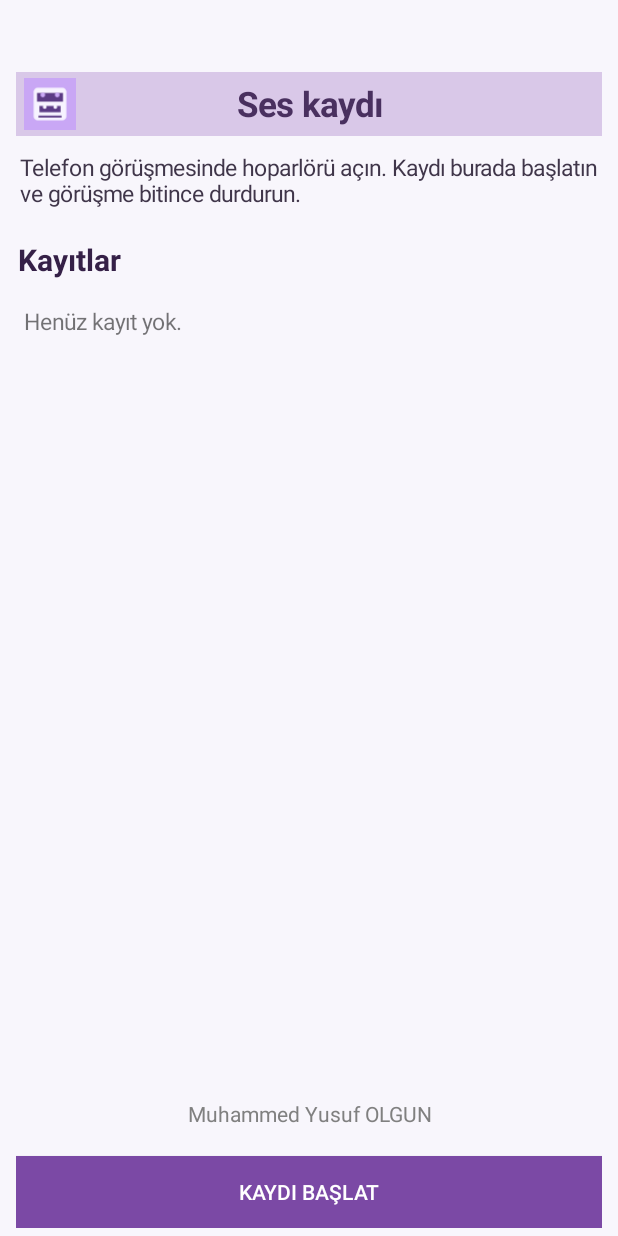
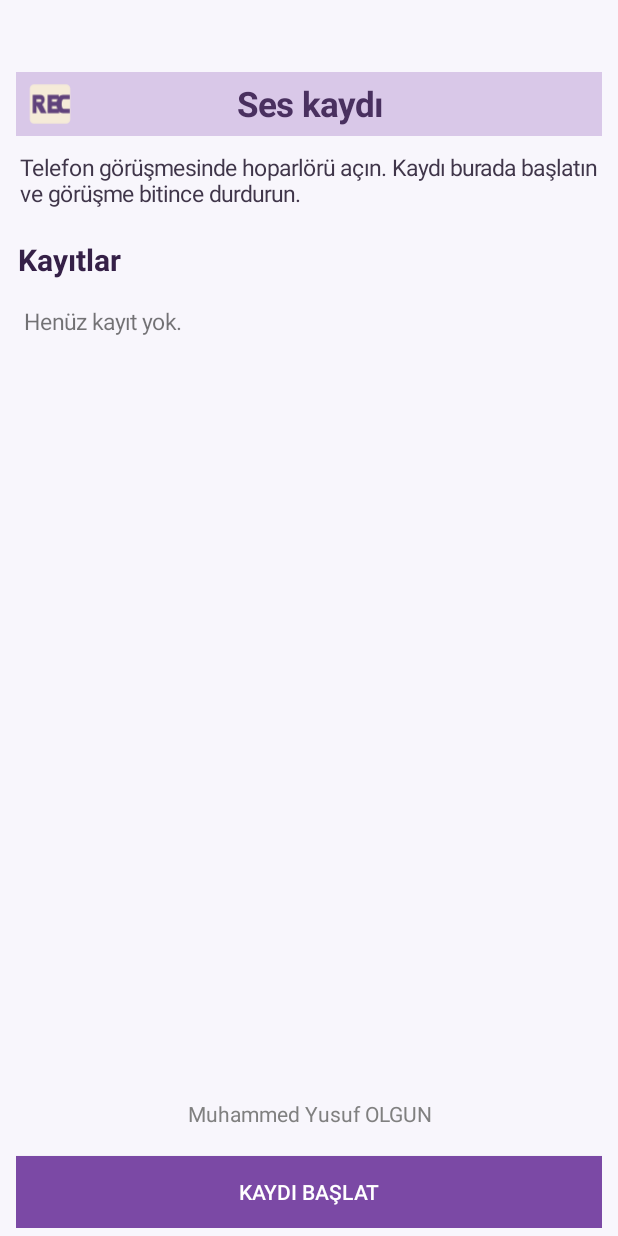
Before and after one commit to muhammedyusufolgun/ses-kaydi, an Android app: the screen it shows after launch (MainActivity), on a phone screen of 412 x 824 dp. Run offline under Robolectric (Android 15) with nearby library versions, the phone set to English and light mode, and no system bars.

Commit message:
Redesign REC app icon

```diff
--- a/app/src/main/res/drawable/ic_cassette.xml
+++ b/app/src/main/res/drawable/ic_cassette.xml
@@ -1,9 +1,12 @@
-<vector xmlns:android="http://schemas.android.com/apk/res/android" android:width="108dp" android:height="108dp" android:viewportWidth="108" android:viewportHeight="108">
-    <path android:fillColor="#C9A7F5" android:pathData="M0,0h108v108h-108z"/>
-    <path android:fillColor="#F7F3FF" android:pathData="M20,28c0,-4 4,-8 8,-8h52c4,0 8,4 8,8v52c0,4 -4,8 -8,8h-52c-4,0 -8,-4 -8,-8z"/>
-    <path android:fillColor="#5B3A84" android:pathData="M27,31h54v18h-54z"/>
-    <path android:fillColor="#C9A7F5" android:pathData="M34,35a5,5 0,1 0,10 0a5,5 0,1 0,-10 0M64,35a5,5 0,1 0,10 0a5,5 0,1 0,-10 0"/>
-    <path android:fillColor="#5B3A84" android:pathData="M32,58h44v13h-44z"/>
-    <path android:fillColor="#F7F3FF" android:pathData="M39,60a4,4 0,1 0,8 0a4,4 0,1 0,-8 0M61,60a4,4 0,1 0,8 0a4,4 0,1 0,-8 0"/>
-    <path android:fillColor="#5B3A84" android:pathData="M30,78h48v4h-48z"/>
+<vector xmlns:android="http://schemas.android.com/apk/res/android"
+    android:width="108dp"
+    android:height="108dp"
+    android:viewportWidth="108"
+    android:viewportHeight="108">
+    <path android:fillColor="#D9C8E8" android:pathData="M0,0h108v108h-108z" />
+    <path android:fillColor="#F5EBD8" android:pathData="M12,22c0,-5 4,-9 9,-9h66c5,0 9,4 9,9v64c0,5 -4,9 -9,9h-66c-5,0 -9,-4 -9,-9z" />
+    <path android:fillColor="#60427B" android:fillType="evenOdd"
+        android:pathData="M18,35h16c10,0 12,14 4,20l9,18h-12l-8,-15h-1v15h-8z M26,44v6h7c4,0 4,-6 0,-6z" />
+    <path android:fillColor="#60427B" android:pathData="M49,35h23v9h-14v5h12v9h-12v6h15v9h-24z" />
+    <path android:fillColor="#60427B" android:pathData="M95,35v9h-13c-5,0 -5,20 0,20h13v9h-14c-18,0 -18,-38 0,-38z" />
 </vector>
```
